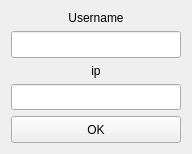
This is StartWidget.ui in ITsJust4Fun/QP2PChat as Qt 5 draws it before an edit. The edited form follows.
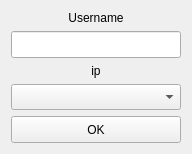
This is the edited form.

What changed in the file:
```diff
--- a/StartWidget.ui
+++ b/StartWidget.ui
@@ -45,7 +45,7 @@
     </widget>
    </item>
    <item>
-    <widget class="QLineEdit" name="lineEditIP">
+    <widget class="QComboBox" name="boxIp">
      <property name="sizePolicy">
       <sizepolicy hsizetype="Expanding" vsizetype="Expanding">
        <horstretch>0</horstretch>
```
